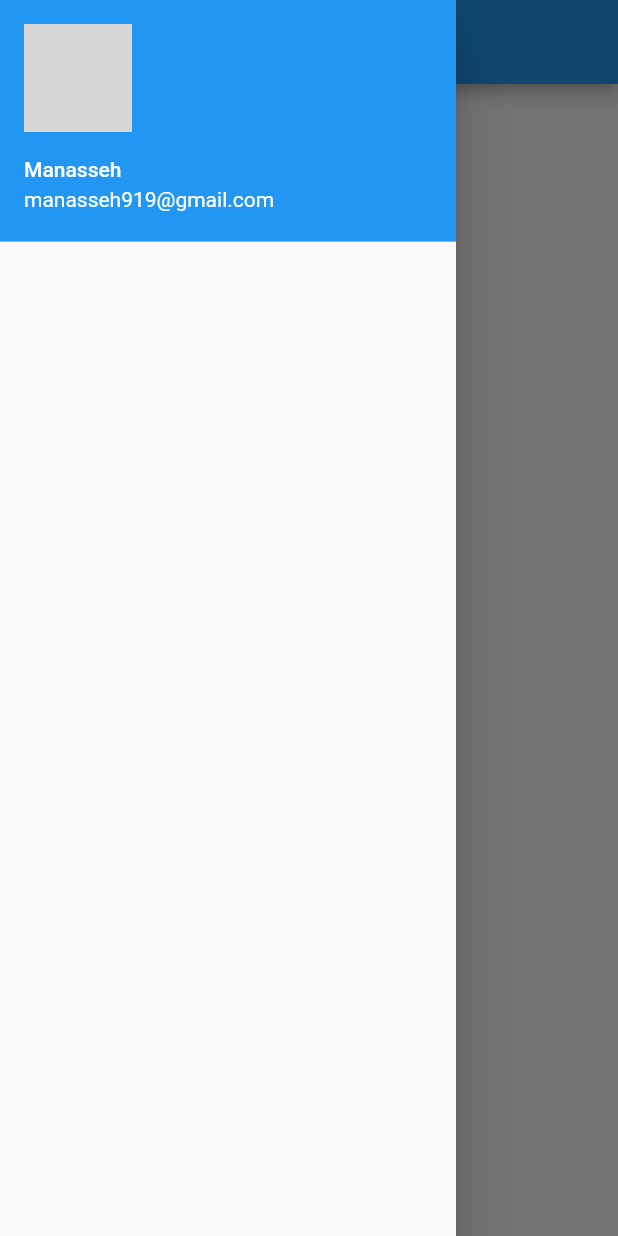
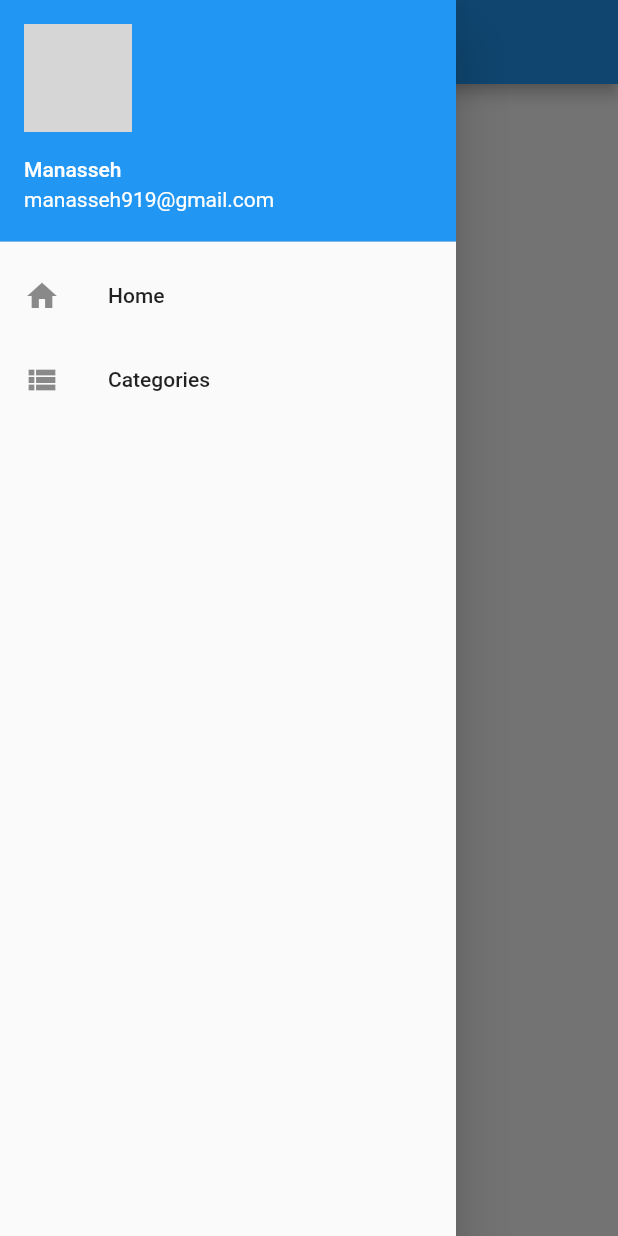
Before and after one commit to Manasseh919/myTask, a Flutter app: the screen it shows after launch, with the side drawer open, on a phone screen of 412 x 824 dp. Run offline on Flutter 3.47's test engine with Material 2 defaults, Android fonts, the phone set to English and light mode, and no system bars; network calls fail; grey boxes are pictures that could not be loaded.

Commit message:
Navigation to homescreen and categories done

```diff
--- a/lib/helpers/drawer_navigation.dart
+++ b/lib/helpers/drawer_navigation.dart
@@ -1,4 +1,6 @@
 import 'package:flutter/material.dart';
+import 'package:todoapp/screens/categories_screen.dart';
+import 'package:todoapp/screens/home_screen.dart';
 
 class DrawerNavigation extends StatefulWidget {
   const DrawerNavigation({super.key});
@@ -13,7 +15,7 @@ class _DrawerNavigationState extends State<DrawerNavigation> {
     return Container(
       child: Drawer(
         child: ListView(
-          children: [
+          children:  [
             UserAccountsDrawerHeader(
               currentAccountPicture: CircleAvatar(
                 backgroundImage: NetworkImage(
@@ -23,7 +25,18 @@ class _DrawerNavigationState extends State<DrawerNavigation> {
               accountEmail: Text("manasseh919@gmail.com"),
               decoration: BoxDecoration(color: Colors.blue),
             ),
+            ListTile(
+              title: const Text("Home"),
+              leading: const Icon(Icons.home),
+              onTap: ()=>Navigator.of(context).push(MaterialPageRoute(builder: (context)=>HomeScreen()))
+            ),
+            ListTile(
+              title: const Text("Categories"),
+              leading: const Icon(Icons.view_list),
+              onTap: ()=>Navigator.of(context).push(MaterialPageRoute(builder: (context)=>CategoriesScreen()))
+            ),
           ],
+
         ),
       ),
     );
```
Also changed, not shown: lib/screens/categories_screen.dart (added, +15 -0 lines).
